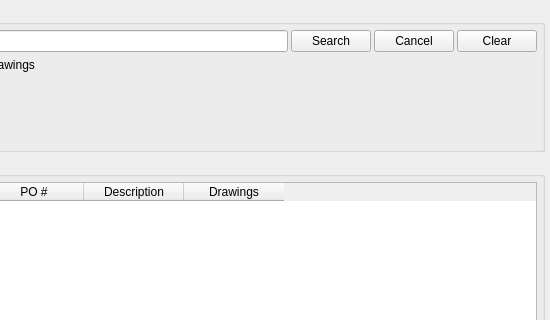
Before: the Qt Designer form modules/search/ui/search_tab.ui in i-machine-things-org/JobDocs, drawn with Qt 5; both pictures show x 330 to 880 and y 0 to 320 of the 880 by 650 pixel window.
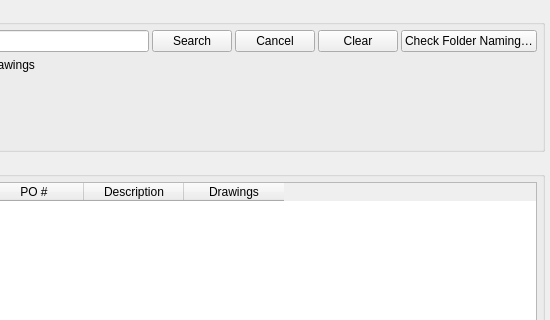
After: the same form once the commit is applied.

Commit message: feat: add on-demand report for folder names that don't fit convention

The edit to the form file:
```diff
--- a/modules/search/ui/search_tab.ui
+++ b/modules/search/ui/search_tab.ui
@@ -87,6 +87,16 @@
           </property>
          </widget>
         </item>
+        <item>
+         <widget class="QPushButton" name="check_naming_btn">
+          <property name="toolTip">
+           <string>Scan customer folders for names that don't match the configured job/PO folder convention</string>
+          </property>
+          <property name="text">
+           <string>Check Folder Naming…</string>
+          </property>
+         </widget>
+        </item>
        </layout>
       </item>
       <item>
```
The commit also changes 4 other files.
